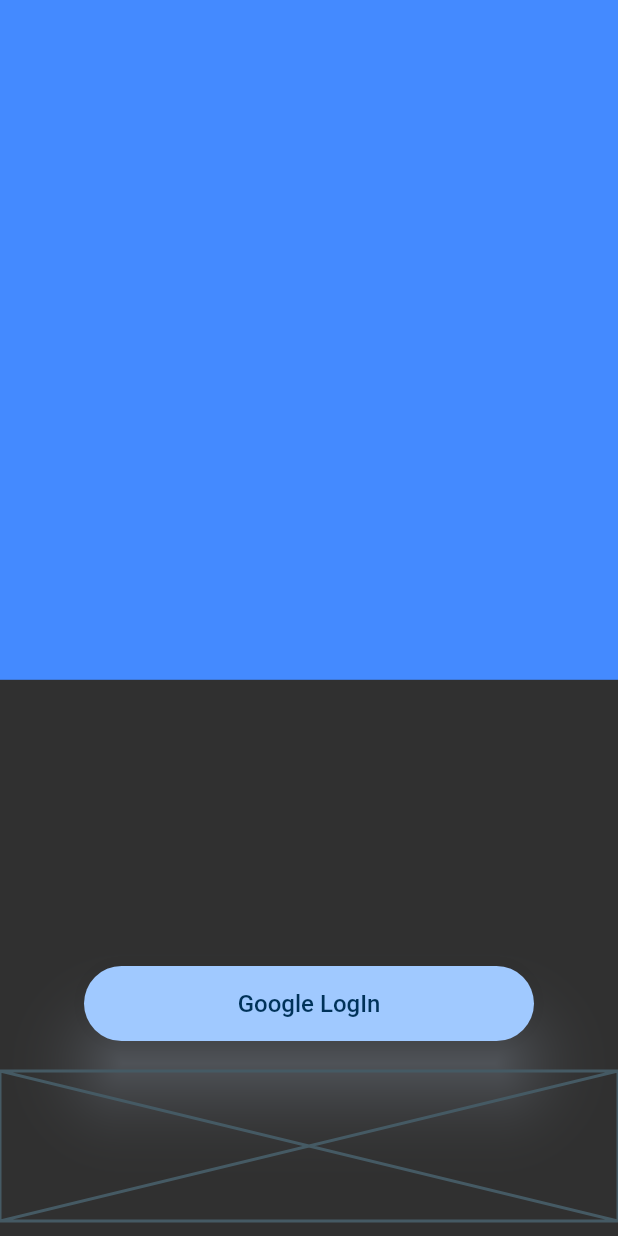
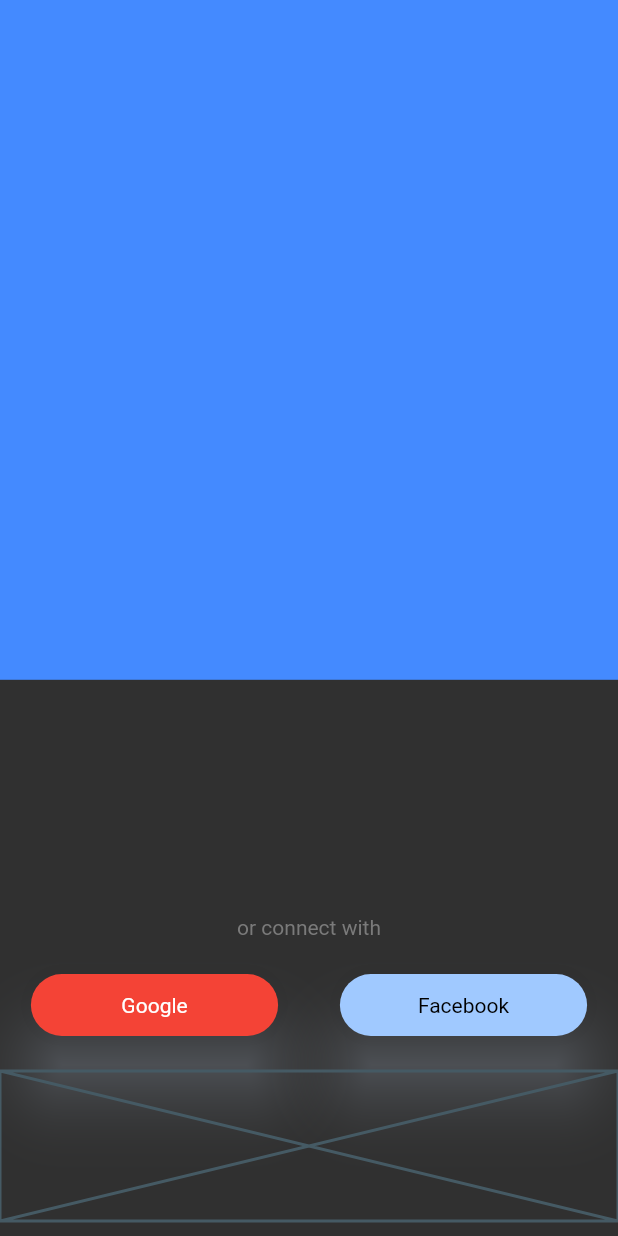
Before and after one commit to albint3r/chatbot_flutter, a Flutter app: the screen it shows after launch, on a phone screen of 412 x 824 dp. Run offline on Flutter 3.47's test engine with Material 2 defaults, Android fonts, the phone set to English and light mode, and no system bars; our stand-ins replace auto_route, bloc, firebase_auth, firebase_core, flutter_bloc, freezed_annotation and 5 more; missing offline and left inert: flutter_config; accounts and stored records are empty.

Commit message:
Add Google and Facebook Buttons

```diff
--- a/lib/src/presentation/core/theme/const_color_scheme.dart
+++ b/lib/src/presentation/core/theme/const_color_scheme.dart
@@ -52,7 +52,7 @@ errorContainer: Color(0xff93000a),
 onErrorContainer: Color(0xffffb4ab),
 background: Color(0xff2f3741),
 onBackground: Color(0xffe3e2e6),
-surface: Color(0xff2f3741),
+surface: Color(0xff7a7a7a),
 onSurface: Color(0xffe3e2e6),
 surfaceVariant: Color(0xff515b69),
 onSurfaceVariant: Color(0xffc3c6cf),
--- a/lib/src/presentation/core/theme/const_text_theme.dart
+++ b/lib/src/presentation/core/theme/const_text_theme.dart
@@ -9,16 +9,16 @@ abstract class ConstTextTheme {
       "Roboto",
       TextTheme(
         titleLarge: TextStyle(
-          fontSize: 60,
-          color: colorScheme.primary,
+          fontSize: 30,
+          color: colorScheme.secondary,
         ),
         titleMedium: TextStyle(
-          fontSize: 56,
-          color: colorScheme.primary,
+          fontSize: 24,
+          color: colorScheme.secondary,
         ),
         titleSmall: TextStyle(
-          fontSize: 45,
-          color: colorScheme.primary,
+          fontSize: 20,
+          color: colorScheme.secondary,
         ),
         bodyLarge: const TextStyle(
           fontSize: 14,
@@ -42,6 +42,10 @@ abstract class ConstTextTheme {
           fontSize: 14,
           color: colorScheme.onPrimary,
         ),
+        displaySmall: TextStyle(
+          fontSize: 14,
+          color: colorScheme.surface,
+        ),
       ),
     );
   }
--- /dev/null
+++ b/lib/src/presentation/core/widgets/icon_elevated_button.dart
@@ -0,0 +1,50 @@
+import 'package:flutter/material.dart';
+
+class IconElevatedButton extends StatelessWidget {
+  const IconElevatedButton({
+    required this.value,
+    required this.onPress,
+    this.icon,
+    this.color,
+    this.fontColor,
+    super.key,
+  });
+
+  final String value;
+  final void Function()? onPress;
+  final IconData? icon;
+  final Color? color;
+  final Color? fontColor;
+
+  @override
+  Widget build(BuildContext context) {
+    final theme = Theme.of(context);
+    final size = MediaQuery.of(context).size;
+    final fixedSize = MaterialStatePropertyAll(
+      Size(
+        size.width * .40,
+        size.height * .05,
+      ),
+    );
+    final _color = MaterialStatePropertyAll(color);
+    return ElevatedButton(
+      style: theme.elevatedButtonTheme.style?.copyWith(
+        backgroundColor: _color,
+        fixedSize: fixedSize,
+      ),
+      onPressed: onPress,
+      child: Row(
+        mainAxisAlignment: MainAxisAlignment.center,
+        children: [
+          if (icon != null) Icon(icon),
+          Text(
+            value,
+            style: theme.textTheme.bodyMedium?.copyWith(
+              color: fontColor ?? theme.colorScheme.shadow,
+            ),
+          ),
+        ],
+      ),
+    );
+  }
+}
--- a/lib/src/presentation/sign_in/widgets/sign_in_with_google_or_facebook.dart
+++ /dev/null
@@ -1,20 +0,0 @@
-import 'package:flutter/material.dart';
-import 'package:flutter_bloc/flutter_bloc.dart';
-
-import '../../../application/auth/auth_bloc.dart';
-
-class SignInWithGoogleOrFacebook extends StatelessWidget {
-  const SignInWithGoogleOrFacebook({
-    super.key,
-  });
-
-  @override
-  Widget build(BuildContext context) {
-    return ElevatedButton(
-      onPressed: () {
-        context.read<AuthBloc>().add(const AuthEvent.googleSingIn());
-      },
-      child: const Text('Google LogIn'),
-    );
-  }
-}
--- /dev/null
+++ b/lib/src/presentation/sign_in/widgets/sign_in_with_google_or_facebook/facebook_sign_in_button.dart
@@ -0,0 +1,19 @@
+import 'package:flutter/material.dart';
+
+import '../../../core/widgets/icon_elevated_button.dart';
+
+class FacebookSignInButton extends StatelessWidget {
+  const FacebookSignInButton({super.key});
+
+  void _signInWithFacebook(BuildContext context) {
+    // TODO ADD THE EVENT HERE!
+  }
+
+  @override
+  Widget build(BuildContext context) {
+    return IconElevatedButton(
+      value: 'Facebook',
+      onPress: () => _signInWithFacebook(context),
+    );
+  }
+}
--- /dev/null
+++ b/lib/src/presentation/sign_in/widgets/sign_in_with_google_or_facebook/google_sign_in_button.dart
@@ -0,0 +1,23 @@
+import 'package:flutter/material.dart';
+import 'package:flutter_bloc/flutter_bloc.dart';
+
+import '../../../../application/auth/auth_bloc.dart';
+import '../../../core/widgets/icon_elevated_button.dart';
+
+class GoogleSignInButton extends StatelessWidget {
+  const GoogleSignInButton({super.key});
+
+  void _signInWithGoogle(BuildContext context) {
+    context.read<AuthBloc>().add(const AuthEvent.googleSingIn());
+  }
+
+  @override
+  Widget build(BuildContext context) {
+    return IconElevatedButton(
+      value: 'Google',
+      color: Colors.red,
+      fontColor: Colors.white,
+      onPress: () => _signInWithGoogle(context),
+    );
+  }
+}
--- /dev/null
+++ b/lib/src/presentation/sign_in/widgets/sign_in_with_google_or_facebook/sign_in_with_google_or_facebook.dart
@@ -0,0 +1,30 @@
+import 'package:flutter/material.dart';
+import 'package:gap/gap.dart';
+
+import 'facebook_sign_in_button.dart';
+import 'google_sign_in_button.dart';
+
+class SignInWithGoogleOrFacebook extends StatelessWidget {
+  const SignInWithGoogleOrFacebook({
+    super.key,
+  });
+
+  @override
+  Widget build(BuildContext context) {
+    final theme = Theme.of(context);
+    return Column(
+      children: [
+        Text('or connect with', style:
+          theme.textTheme.displaySmall,),
+        const Gap(20),
+        Row(
+          mainAxisAlignment: MainAxisAlignment.spaceAround,
+          children: const [
+            GoogleSignInButton(),
+            FacebookSignInButton(),
+          ],
+        ),
+      ],
+    );
+  }
+}
```
Also changed, not shown: lib/src/presentation/sign_in/widgets/body_sign_in.dart (+4 -3 lines).
